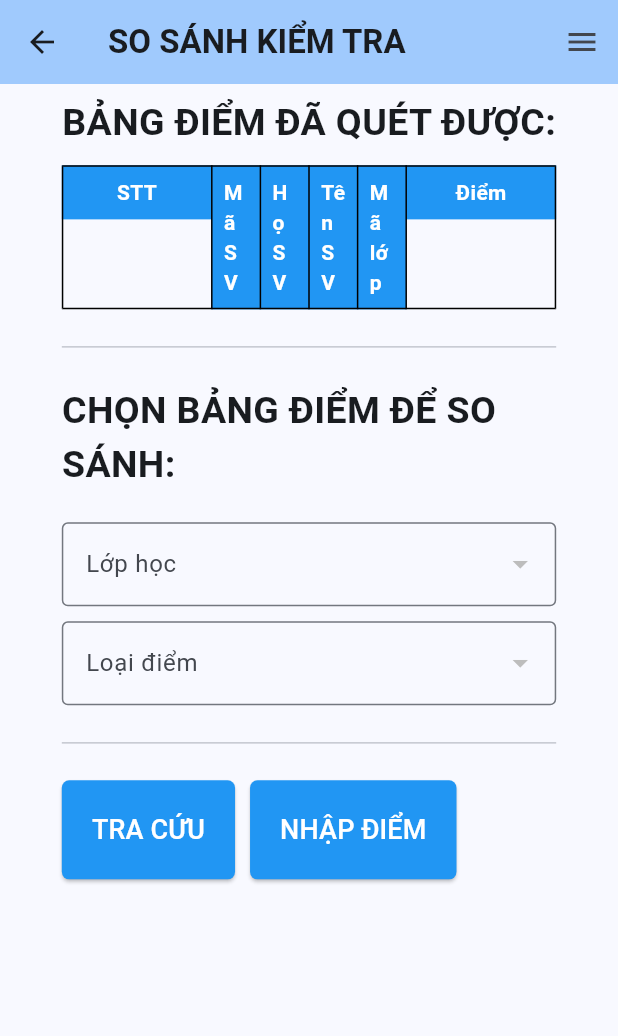
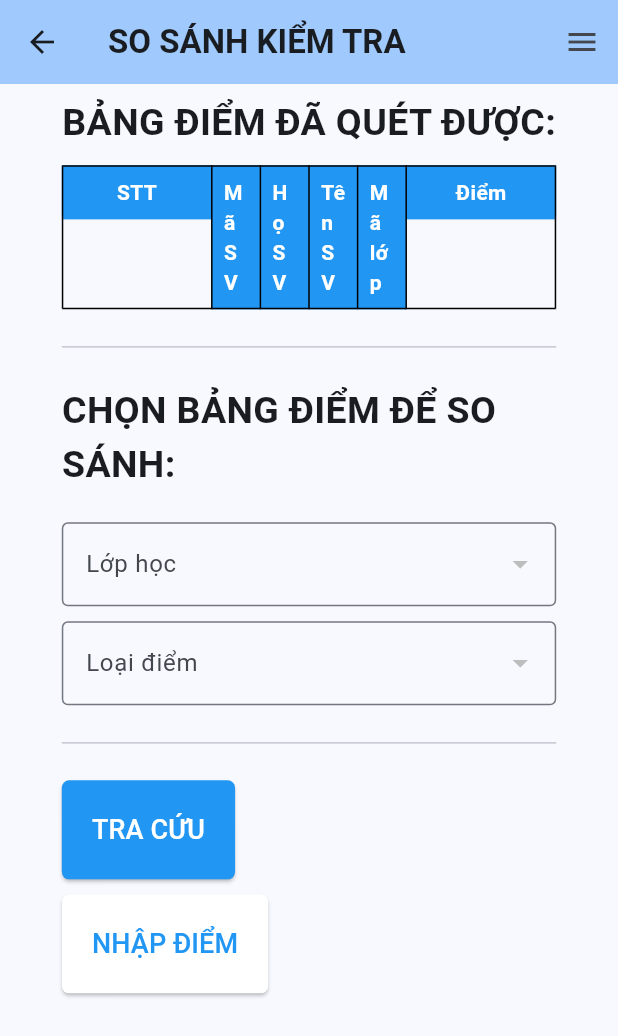
Before and after one commit to Slimaeus/flutter_hutech_classroom, a Flutter app: the ComparisonScreen screen opened by its route, on a phone screen of 412 x 824 dp. Shown: the top 1036 px of the screen. Run offline on Flutter 3.47's test engine with Material 3 defaults, Android fonts, the phone set to English and light mode, and no system bars; our stand-ins replace file_picker, flutter_mobx, flutter_secure_storage, mobx; missing offline and left inert: crop_your_image; accounts and stored records are empty; generated files the repository leaves out were written again; network calls fail.

```diff
--- a/lib/screens/comparison_screen.dart
+++ b/lib/screens/comparison_screen.dart
@@ -2,7 +2,6 @@ import 'dart:io';
 
 import 'package:file_picker/file_picker.dart';
 import 'package:flutter/material.dart';
-import 'package:flutter_hutech_classroom/managers/route_manager.dart';
 import 'package:flutter_hutech_classroom/models/classroom.dart';
 import 'package:flutter_hutech_classroom/models/score_type.dart';
 import 'package:flutter_hutech_classroom/stores/classroom_store.dart';
@@ -91,9 +90,9 @@ class _ComparisonScreenState extends State<ComparisonScreen> {
                 return studentResultTable(resultStore.scannedTranscript);
               }),
               const Divider(height: 50.0),
-              const Text(
-                "CHỌN BẢNG ĐIỂM ĐỂ SO SÁNH:",
-                style: TextStyle(
+              Text(
+                "CHỌN BẢNG ĐIỂM ĐỂ ${isImport ? "NHẬP" : "SO SÁNH"}:",
+                style: const TextStyle(
                   fontSize: 25,
                   fontWeight: FontWeight.bold,
                 ),
@@ -185,12 +184,15 @@ class _ComparisonScreenState extends State<ComparisonScreen> {
                               // Handle the submit button press event
                               if (selectedClassroom?.id == null ||
                                   selectedScoreType?.id == null) return;
-                              await scoreStore.importScoreExcel(
+                              var result = await scoreStore.importScoreExcel(
                                   selectedClassroom!.id!,
                                   selectedScoreType!.id!);
-                              if (mounted) {
-                                Navigator.pushNamed(
-                                    context, RouteManager.comparison);
+
+                              if (result && context.mounted) {
+                                ScaffoldMessenger.of(context)
+                                    .showSnackBar(const SnackBar(
+                                  content: Text('Cập nhật thành công!'),
+                                ));
                               }
                             },
                             child: const Text(
@@ -202,13 +204,10 @@ class _ComparisonScreenState extends State<ComparisonScreen> {
                           ),
                         ],
                       ),
-                      const SizedBox(
-                        height: 10,
-                      ),
                     ],
                   )),
 
-              Row(
+              Column(
                 children: [
                   Visibility(
                     visible: !isImport,
@@ -216,7 +215,8 @@ class _ComparisonScreenState extends State<ComparisonScreen> {
                       children: [
                         ElevatedButton(
                           style: ElevatedButton.styleFrom(
-                            foregroundColor: Colors.white,
+                            foregroundColor:
+                                const Color.fromRGBO(255, 255, 255, 1),
                             backgroundColor: Colors.blue,
                             padding: const EdgeInsets.all(20),
                             shape: RoundedRectangleBorder(
@@ -239,17 +239,19 @@ class _ComparisonScreenState extends State<ComparisonScreen> {
                             ),
                           ),
                         ),
+                      ],
+                    ),
+                  ),
                   const SizedBox(
-                          height: 20,
+                    height: 10,
                     width: 10,
                   ),
                 ],
               ),
-                  ),
               ElevatedButton(
                 style: ElevatedButton.styleFrom(
-                      foregroundColor: Colors.white,
-                      backgroundColor: Colors.blue,
+                  foregroundColor: Colors.blue,
+                  backgroundColor: Colors.white,
                   padding: const EdgeInsets.all(20),
                   shape: RoundedRectangleBorder(
                     borderRadius: BorderRadius.circular(5),
@@ -268,11 +270,6 @@ class _ComparisonScreenState extends State<ComparisonScreen> {
                   ),
                 ),
               ),
-                ],
-              ),
-              const SizedBox(height: 20),
-              //!: Trả về bảng điểm khi tra cứu thành công
-
               // Row(
               //   mainAxisAlignment: MainAxisAlignment.spaceBetween,
               //   children: [
--- a/lib/stores/score_store.dart
+++ b/lib/stores/score_store.dart
@@ -58,8 +58,10 @@ abstract class ScoreStoreBase extends BaseStore with Store, BaseStoreMixin {
         (results) {},
         headers: {'Authorization': 'Bearer ${_commonStore.jwt}'});
     if (response.isSucceed) {
+      scoreExcelFile = null;
       return true;
     }
+    scoreExcelFile = null;
     return false;
   }
 
```
Lines whose indentation alone changed are shown as unchanged.
